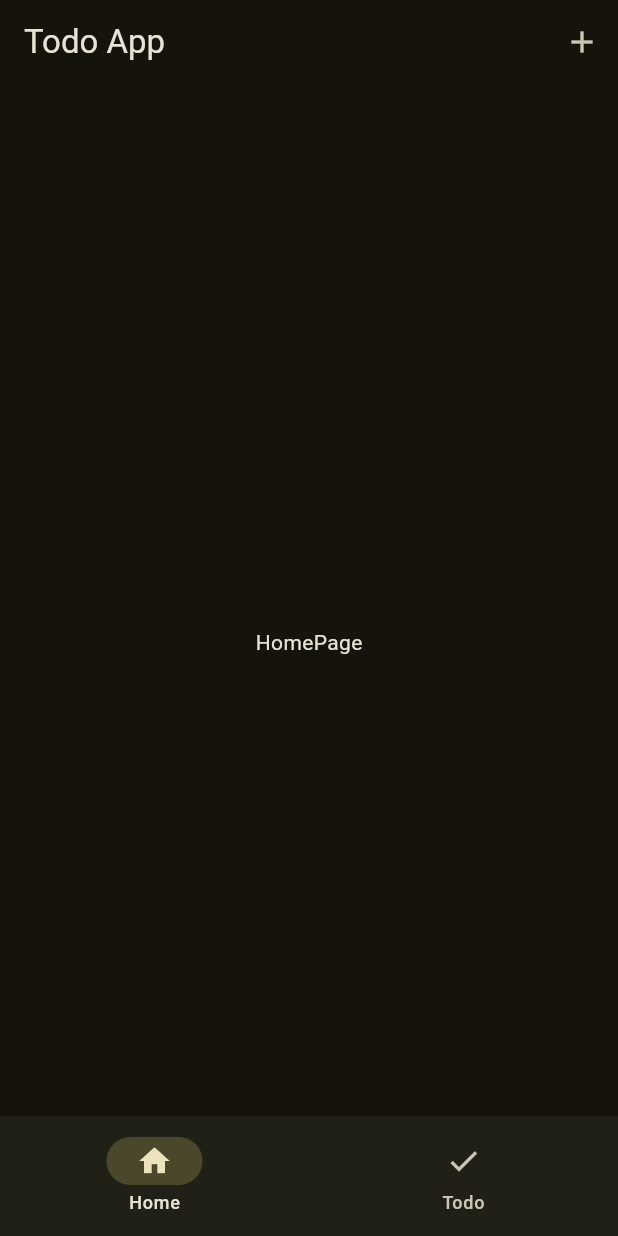
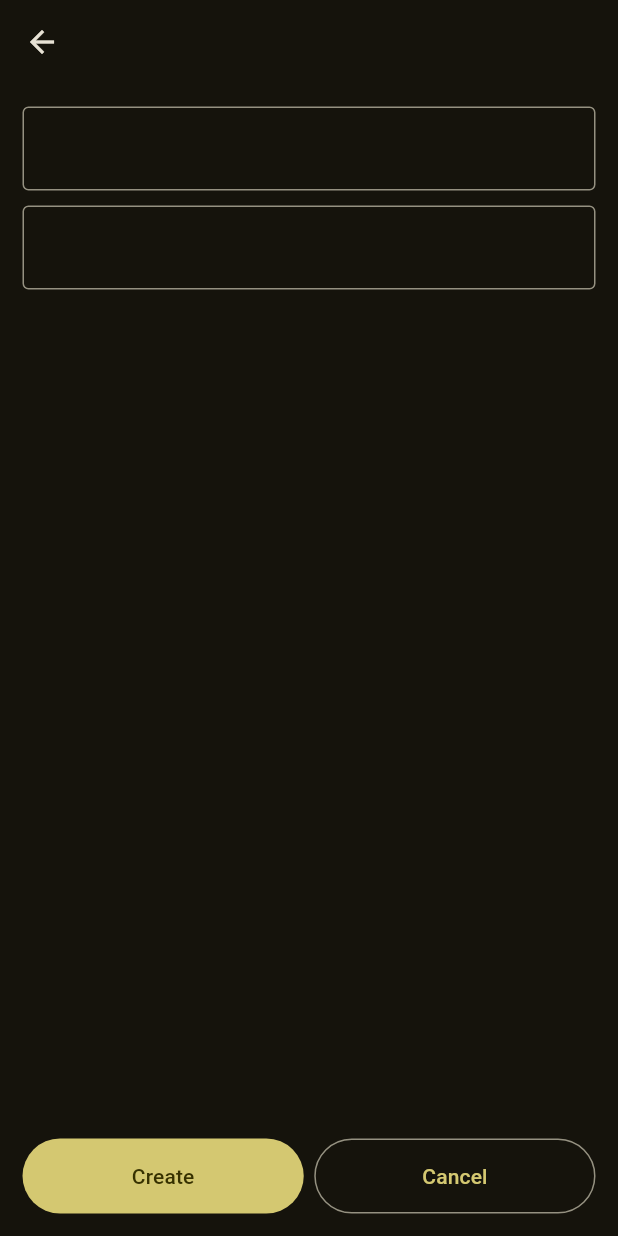
Before and after one commit to Asciugano/todo_app_flutter, a Flutter app: the screen it shows after launch, after a tap on the "add" icon, on a phone screen of 412 x 824 dp. Run offline on Flutter 3.47's test engine with Material 3 defaults, Android fonts, the light colour scheme and no system bars.

Commit message:
aggiunta la creation_page, da terminare

```diff
--- /dev/null
+++ b/lib/views/pages/creation_page.dart
@@ -0,0 +1,52 @@
+import 'package:flutter/material.dart';
+
+class CreationPage extends StatelessWidget {
+  const CreationPage({super.key});
+
+  @override
+  Widget build(BuildContext context) {
+    return Scaffold(
+      appBar: AppBar(),
+      body: SafeArea(
+        child: Padding(
+          padding: const EdgeInsets.all(15),
+          child: Column(
+            children: [
+              TextField(
+                decoration: InputDecoration(border: OutlineInputBorder()),
+              ),
+              SizedBox(height: 10),
+              TextField(
+                decoration: InputDecoration(border: OutlineInputBorder()),
+              ),
+              Expanded(child: Container()),
+              Row(
+                children: [
+                  Expanded(
+                    child: FilledButton(
+                      onPressed: () => Navigator.pop(context),
+                      style: FilledButton.styleFrom(
+                        minimumSize: Size(double.infinity, 50),
+                      ),
+                      child: Text('Create'),
+                    ),
+                  ),
+                  SizedBox(width: 7),
+                  Expanded(
+                    child: OutlinedButton(
+                      onPressed: () => Navigator.pop(context),
+                      style: OutlinedButton.styleFrom(
+                        minimumSize: Size(double.infinity, 50),
+                      ),
+                      child: Text('Cancel'),
+                    ),
+                  ),
+                ],
+              ),
+            ],
+          ),
+        ),
+      ),
+    );
+  }
+}
--- a/lib/views/widget_tree.dart
+++ b/lib/views/widget_tree.dart
@@ -1,5 +1,6 @@
 import 'package:flutter/material.dart';
 import 'package:todo_app_flutter/data/notifiers.dart';
+import 'package:todo_app_flutter/views/pages/creation_page.dart';
 import 'package:todo_app_flutter/views/pages/home_page.dart';
 import 'package:todo_app_flutter/views/pages/todo_page.dart';
 import 'package:todo_app_flutter/views/widgets/navbar_widget.dart';
@@ -13,7 +14,14 @@ class WidgetTree extends StatelessWidget {
   Widget build(BuildContext context) {
     return Scaffold(
       appBar: AppBar(title: Text('Todo App'), actions: [
-        IconButton(onPressed: () {}, icon: Icon(Icons.add))
+          IconButton(
+            onPressed:
+                () => Navigator.push(
+                  context,
+                  MaterialPageRoute(builder: (context) => CreationPage()),
+                ),
+            icon: Icon(Icons.add),
+          )
       ],),
       bottomNavigationBar: Navbar(),
       body: ValueListenableBuilder(valueListenable: currentPageNotifier, builder:(context, currentPage, child) {
```
